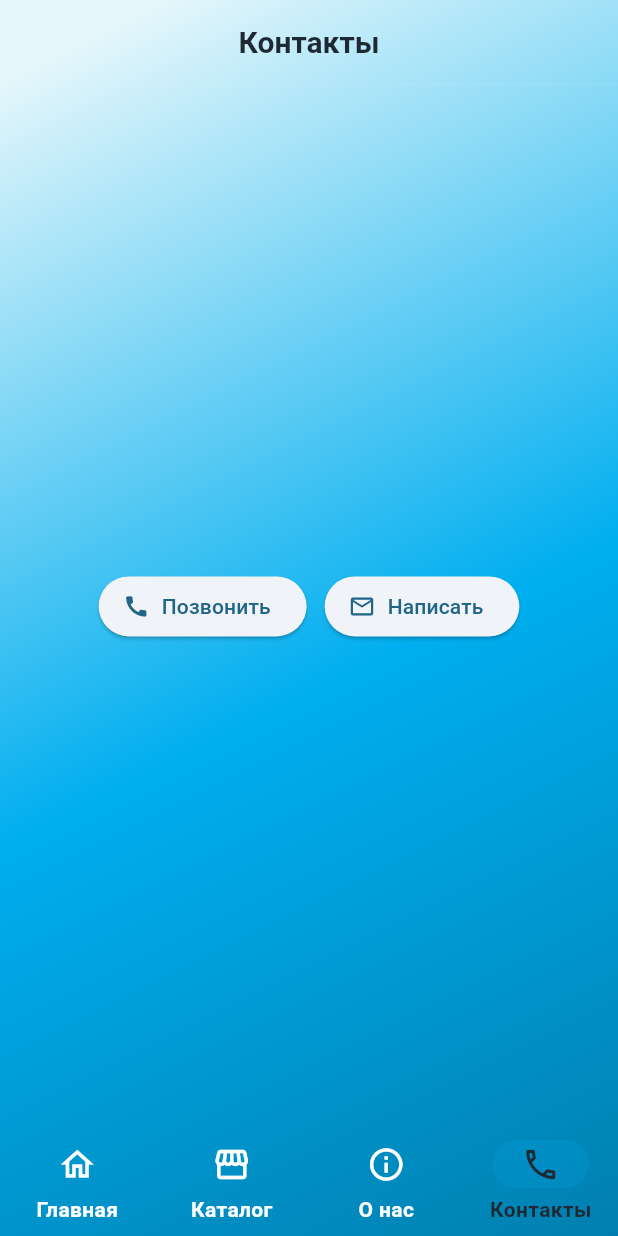
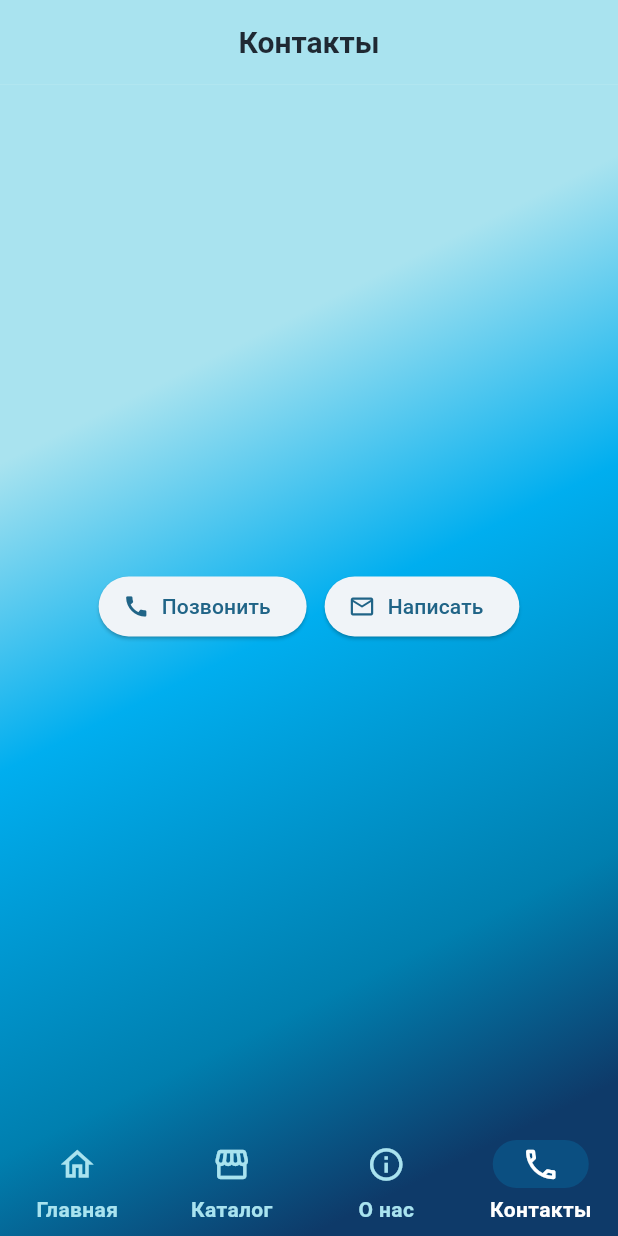
Before and after one commit to siyatut/atlantida_shop, a Flutter app: the screen it shows after launch, item 4 of the bottom bar chosen, on a phone screen of 412 x 824 dp. Run offline on Flutter 3.47's test engine with Material 3 defaults, Android fonts, the phone set to English and light mode, and no system bars; our stand-ins replace cached_network_image; network calls fail; statements that could not run were skipped.

Commit message:
feat(ui): enhance gradient and update bottom bar colors

```diff
--- a/lib/main.dart
+++ b/lib/main.dart
@@ -1,13 +1,12 @@
+import 'package:atlantida_shop/core/env.dart';
 import 'package:flutter/material.dart';
 import 'package:flutter/services.dart';
 
-import 'package:atlantida_shop/core/env.dart';
+import 'screens/about.dart';
+import 'screens/catalog.dart';
+import 'screens/contacts.dart';
+import 'screens/home.dart';
 import 'theme/app_colors.dart';
-
-import 'screens/home.dart';
-import 'screens/catalog.dart';
-import 'screens/about.dart';
-import 'screens/contacts.dart';
 
 Future<void> main() async {
   WidgetsFlutterBinding.ensureInitialized();
@@ -36,7 +35,8 @@ class AtlantidaApp extends StatelessWidget {
           surfaceTintColor: Colors.transparent,
           elevation: 0,
           centerTitle: true,
-          systemOverlayStyle: SystemUiOverlayStyle.dark, // тёмные иконки в статус-баре
+          systemOverlayStyle:
+              SystemUiOverlayStyle.dark, // тёмные иконки в статус-баре
           titleTextStyle: TextStyle(
             fontWeight: FontWeight.w700,
             fontSize: 20,
@@ -47,15 +47,19 @@ class AtlantidaApp extends StatelessWidget {
         navigationBarTheme: NavigationBarThemeData(
           height: 72,
           elevation: 0,
-          backgroundColor: Colors.transparent,            // низ прозрачен — под ним тот же градиент
+          backgroundColor:
+              Colors.transparent, // низ прозрачен — под ним тот же градиент
           surfaceTintColor: Colors.transparent,
-          indicatorColor: AppColors.aqua.withValues(alpha: .18), // мягкая подсветка активного
+          indicatorColor: AppColors.aqua.withValues(
+            alpha: .18,
+          ), // мягкая подсветка активного
           iconTheme: WidgetStateProperty.resolveWith(
             (states) => IconThemeData(
               size: 26,
               color: states.contains(WidgetState.selected)
-                  ? AppColors.ink        // выбранный — тёмный
-                  : Colors.white,        // невыбранный — белый
+                  ? AppColors
+                        .white // выбранный — тёмный
+                  : AppColors.lightBlue, // невыбранный — белый
             ),
           ),
           labelTextStyle: WidgetStateProperty.resolveWith(
@@ -64,8 +68,8 @@ class AtlantidaApp extends StatelessWidget {
                   ? FontWeight.w700
                   : FontWeight.w600,
               color: states.contains(WidgetState.selected)
-                  ? AppColors.ink
-                  : Colors.white,
+                  ? AppColors.white
+                  : AppColors.lightBlue,
             ),
           ),
         ),
@@ -106,14 +110,12 @@ class _RootTabsState extends State<_RootTabs> {
       onTap: () => FocusScope.of(context).unfocus(),
       child: Scaffold(
         appBar: AppBar(
-          title: Text(
-            switch (_index) {
-              0 => 'Главная',
-              1 => 'Каталог',
-              2 => 'О нас',
-              _ => 'Контакты',
-            },
-          ),
+          title: Text(switch (_index) {
+            0 => 'Главная',
+            1 => 'Каталог',
+            2 => 'О нас',
+            _ => 'Контакты',
+          }),
           // Очень мягкая разделительная линия снизу (если не нужна — убери блок bottom)
           bottom: PreferredSize(
             preferredSize: const Size.fromHeight(0.5),
@@ -132,10 +134,22 @@ class _RootTabsState extends State<_RootTabs> {
             selectedIndex: _index,
             onDestinationSelected: (i) => setState(() => _index = i),
             destinations: const [
-              NavigationDestination(icon: Icon(Icons.home_outlined), label: 'Главная'),
-              NavigationDestination(icon: Icon(Icons.storefront_outlined), label: 'Каталог'),
-              NavigationDestination(icon: Icon(Icons.info_outline), label: 'О нас'),
-              NavigationDestination(icon: Icon(Icons.call_outlined), label: 'Контакты'),
+              NavigationDestination(
+                icon: Icon(Icons.home_outlined),
+                label: 'Главная',
+              ),
+              NavigationDestination(
+                icon: Icon(Icons.storefront_outlined),
+                label: 'Каталог',
+              ),
+              NavigationDestination(
+                icon: Icon(Icons.info_outline),
+                label: 'О нас',
+              ),
+              NavigationDestination(
+                icon: Icon(Icons.call_outlined),
+                label: 'Контакты',
+              ),
             ],
           ),
         ),
--- a/lib/screens/home.dart
+++ b/lib/screens/home.dart
@@ -1,5 +1,4 @@
 import 'package:flutter/material.dart';
-import 'package:url_launcher/url_launcher.dart';
 import '../utils/launcher_utils.dart';
 
 class HomeScreen extends StatelessWidget {
--- a/lib/theme/app_colors.dart
+++ b/lib/theme/app_colors.dart
@@ -2,23 +2,21 @@ import 'package:flutter/material.dart';
 
 class AppColors {
   // Базовая палитра (Aqua → Teal → Mint)
-  static const aqua      = Color(0xFF00AEEF); // яркий акцент
-  static const teal      = Color(0xFF007FAF); // более глубокий
-  static const mint      = Color(0xFFE6F7FB); // очень светлый фон
-  static const seaGrass  = Color(0xFF13C2C2); // зеленовато-голубой
-  static const deepBlue  = Color(0xFF0E3A69); // опорный тёмный
-  static const ink       = Color(0xFF1F2933); // тёмный текст
-  static const softInk   = Color(0xFF586174); // вторичный текст
-  static const white     = Colors.white;
-  static Color navGlassStartLight = mint.withValues(alpha: .14); // верх бара
-  static Color navGlassEndTeal    = teal.withValues(alpha: .22); // низ бара
+  static const aqua = Color(0xFF00AEEF); // яркий акцент
+  static const teal = Color(0xFF007FAF); // более глубокий
+  static const lightBlue = Color(0xFFA9E3EF); // светлый фон
+  static const seaGrass = Color(0xFF13C2C2); // зеленовато-голубой
+  static const deepBlue = Color(0xFF0E3A69); // опорный тёмный
+  static const ink = Color(0xFF1F2933); // тёмный текст
+  static const softInk = Color(0xFF586174); // вторичный текст
+  static const white = Colors.white;
 
   // универсальный градиент (слева-сверху → вправо-вниз)
   static const gradientAqua = LinearGradient(
     begin: Alignment.topLeft,
     end: Alignment.bottomRight,
-    colors: [mint, aqua, teal],
-    stops: [0.05, 0.55, 1.0],
+    colors: [lightBlue, aqua, teal, deepBlue],
+    stops: [0.30, 0.50, 0.75, 0.90],
   );
 
   static const gradientOcean = LinearGradient(
--- a/lib/theme/app_theme.dart
+++ b/lib/theme/app_theme.dart
@@ -1,4 +1,5 @@
 import 'package:flutter/material.dart';
+
 import 'app_colors.dart';
 
 class AppTheme {
@@ -10,20 +11,20 @@ class AppTheme {
       secondary: AppColors.seaGrass,
       surface: AppColors.white,
       onSurface: AppColors.ink,
-      surfaceContainerLowest: AppColors.mint,
+      surfaceContainerLowest: AppColors.lightBlue,
     );
 
     return ThemeData(
       useMaterial3: true,
       colorScheme: cs,
-      scaffoldBackgroundColor: AppColors.mint,
+      scaffoldBackgroundColor: AppColors.lightBlue,
       appBarTheme: const AppBarTheme(
         elevation: 0,
         backgroundColor: Colors.transparent,
         foregroundColor: AppColors.ink,
         centerTitle: true,
       ),
-      cardTheme: CardThemeData (
+      cardTheme: CardThemeData(
         color: AppColors.white,
         elevation: 0,
         margin: EdgeInsets.zero,
@@ -36,7 +37,9 @@ class AppTheme {
           foregroundColor: Colors.black,
           elevation: 0,
           padding: const EdgeInsets.symmetric(horizontal: 16, vertical: 14),
-          shape: RoundedRectangleBorder(borderRadius: BorderRadius.circular(14)),
+          shape: RoundedRectangleBorder(
+            borderRadius: BorderRadius.circular(14),
+          ),
         ),
       ),
       filledButtonTheme: FilledButtonThemeData(
@@ -45,7 +48,9 @@ class AppTheme {
           foregroundColor: Colors.black,
           elevation: 0,
           padding: const EdgeInsets.symmetric(horizontal: 16, vertical: 14),
-          shape: RoundedRectangleBorder(borderRadius: BorderRadius.circular(14)),
+          shape: RoundedRectangleBorder(
+            borderRadius: BorderRadius.circular(14),
+          ),
         ),
       ),
       inputDecorationTheme: InputDecorationTheme(
@@ -86,7 +91,7 @@ class AppTheme {
         foregroundColor: Colors.white,
         centerTitle: true,
       ),
-      cardTheme: CardThemeData (
+      cardTheme: CardThemeData(
         color: const Color(0xFF0F1B2D),
         elevation: 0,
         surfaceTintColor: Colors.transparent,
@@ -99,7 +104,9 @@ class AppTheme {
           foregroundColor: Colors.black,
           elevation: 0,
           padding: const EdgeInsets.symmetric(horizontal: 16, vertical: 14),
-          shape: RoundedRectangleBorder(borderRadius: BorderRadius.circular(14)),
+          shape: RoundedRectangleBorder(
+            borderRadius: BorderRadius.circular(14),
+          ),
         ),
       ),
       filledButtonTheme: FilledButtonThemeData(
@@ -108,7 +115,9 @@ class AppTheme {
           foregroundColor: Colors.black,
           elevation: 0,
           padding: const EdgeInsets.symmetric(horizontal: 16, vertical: 14),
-          shape: RoundedRectangleBorder(borderRadius: BorderRadius.circular(14)),
+          shape: RoundedRectangleBorder(
+            borderRadius: BorderRadius.circular(14),
+          ),
         ),
       ),
       navigationBarTheme: const NavigationBarThemeData(
```
